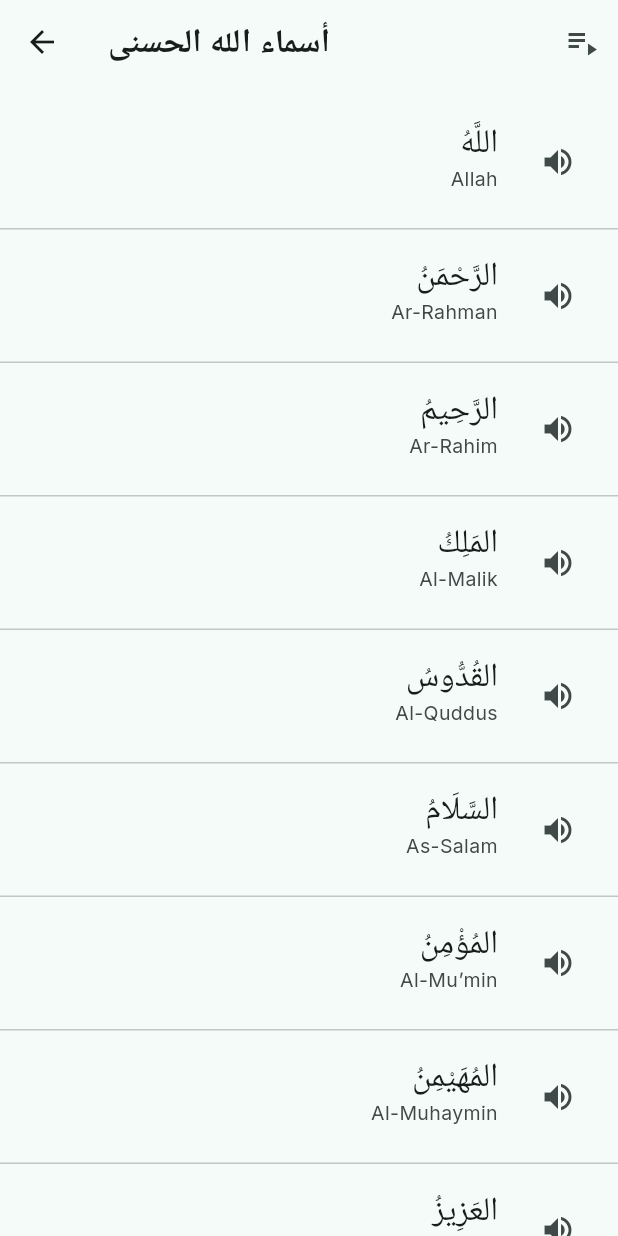
After one commit to intensity69/asmaul_husna_flutter_app, a Flutter app: the AsmaulHusnaTtsPage screen opened directly, on a phone screen of 412 x 824 dp. The commit adds this screen. Run offline on Flutter 3.47's test engine with Material 3 defaults, Android fonts, the phone set to English and light mode, and no system bars; our stand-ins replace flutter_tts, google_fonts.

Commit message:
Initial commit - Asmaul Husna Flutter App with Arabic TTS

```diff
--- /dev/null
+++ b/lib/asmaul_husna_tts.dart
@@ -0,0 +1,129 @@
+// lib/data/asmaul_husna.dart
+// Full 99 Names of Allah: Arabic + Transliteration
+
+class DivineName {
+  final int id;
+  final String arabic;
+  final String transliteration;
+
+  const DivineName({
+    required this.id,
+    required this.arabic,
+    required this.transliteration,
+  });
+}
+
+const List<DivineName> asmaulHusna = [
+  DivineName(id: 1, arabic: 'اللَّهُ', transliteration: 'Allah'),
+  DivineName(id: 2, arabic: 'الرَّحْمَنُ', transliteration: 'Ar-Rahman'),
+  DivineName(id: 3, arabic: 'الرَّحِيمُ', transliteration: 'Ar-Rahim'),
+  DivineName(id: 4, arabic: 'المَلِكُ', transliteration: 'Al-Malik'),
+  DivineName(id: 5, arabic: 'القُدُّوسُ', transliteration: 'Al-Quddus'),
+  DivineName(id: 6, arabic: 'السَّلَامُ', transliteration: 'As-Salam'),
+  DivineName(id: 7, arabic: 'المُؤْمِنُ', transliteration: 'Al-Mu’min'),
+  DivineName(id: 8, arabic: 'المُهَيْمِنُ', transliteration: 'Al-Muhaymin'),
+  DivineName(id: 9, arabic: 'العَزِيزُ', transliteration: 'Al-Aziz'),
+  DivineName(id: 10, arabic: 'الجَبَّارُ', transliteration: 'Al-Jabbar'),
+  DivineName(id: 11, arabic: 'المُتَكَبِّرُ', transliteration: 'Al-Mutakabbir'),
+  DivineName(id: 12, arabic: 'الخَالِقُ', transliteration: 'Al-Khaliq'),
+  DivineName(id: 13, arabic: 'البَارِىءُ', transliteration: 'Al-Bari'),
+  DivineName(id: 14, arabic: 'المُصَوِّرُ', transliteration: 'Al-Musawwir'),
+  DivineName(id: 15, arabic: 'الغَفَّارُ', transliteration: 'Al-Ghaffar'),
+  DivineName(id: 16, arabic: 'القَهَّارُ', transliteration: 'Al-Qahhar'),
+  DivineName(id: 17, arabic: 'الوَهَّابُ', transliteration: 'Al-Wahhab'),
+  DivineName(id: 18, arabic: 'الرَّزَّاقُ', transliteration: 'Ar-Razzaq'),
+  DivineName(id: 19, arabic: 'الفَتَّاحُ', transliteration: 'Al-Fattah'),
+  DivineName(id: 20, arabic: 'العَلِيمُ', transliteration: 'Al-Alim'),
+  DivineName(id: 21, arabic: 'القَابِضُ', transliteration: 'Al-Qabid'),
+  DivineName(id: 22, arabic: 'البَاسِطُ', transliteration: 'Al-Basit'),
+  DivineName(id: 23, arabic: 'الخَافِضُ', transliteration: 'Al-Khafid'),
+  DivineName(id: 24, arabic: 'الرَّافِعُ', transliteration: 'Ar-Rafi‘'),
+  DivineName(id: 25, arabic: 'المُعِزُّ', transliteration: 'Al-Mu‘izz'),
+  DivineName(id: 26, arabic: 'المُذِلُّ', transliteration: 'Al-Mudhill'),
+  DivineName(id: 27, arabic: 'السَّمِيعُ', transliteration: 'As-Sami‘'),
+  DivineName(id: 28, arabic: 'البَصِيرُ', transliteration: 'Al-Basir'),
+  DivineName(id: 29, arabic: 'الحَكَمُ', transliteration: 'Al-Hakam'),
+  DivineName(id: 30, arabic: 'العَدْلُ', transliteration: 'Al-‘Adl'),
+  DivineName(id: 31, arabic: 'اللَّطِيفُ', transliteration: 'Al-Latif'),
+  DivineName(id: 32, arabic: 'الخَبِيرُ', transliteration: 'Al-Khabir'),
+  DivineName(id: 33, arabic: 'الحَلِيمُ', transliteration: 'Al-Halim'),
+  DivineName(id: 34, arabic: 'العَظِيمُ', transliteration: 'Al-Azim'),
+  DivineName(id: 35, arabic: 'الغَفُورُ', transliteration: 'Al-Ghafur'),
+  DivineName(id: 36, arabic: 'الشَّكُورُ', transliteration: 'Ash-Shakur'),
+  DivineName(id: 37, arabic: 'العَلِيُّ', transliteration: 'Al-Aliyy'),
+  DivineName(id: 38, arabic: 'الكَبِيرُ', transliteration: 'Al-Kabir'),
+  DivineName(id: 39, arabic: 'الحَفِيظُ', transliteration: 'Al-Hafiz'),
+  DivineName(id: 40, arabic: 'المُقِيتُ', transliteration: 'Al-Muqit'),
+  DivineName(id: 41, arabic: 'الحَسِيبُ', transliteration: 'Al-Hasib'),
+  DivineName(id: 42, arabic: 'الجَلِيلُ', transliteration: 'Al-Jalil'),
+  DivineName(id: 43, arabic: 'الكَرِيمُ', transliteration: 'Al-Karim'),
+  DivineName(id: 44, arabic: 'الرَّقِيبُ', transliteration: 'Ar-Raqib'),
+  DivineName(id: 45, arabic: 'المُجِيبُ', transliteration: 'Al-Mujib'),
+  DivineName(id: 46, arabic: 'الوَاسِعُ', transliteration: 'Al-Wasi‘'),
+  DivineName(id: 47, arabic: 'الحَكِيمُ', transliteration: 'Al-Hakim'),
+  DivineName(id: 48, arabic: 'الوَدُودُ', transliteration: 'Al-Wadud'),
+  DivineName(id: 49, arabic: 'المَجِيدُ', transliteration: 'Al-Majid'),
+  DivineName(id: 50, arabic: 'البَاعِثُ', transliteration: 'Al-Ba‘ith'),
+  DivineName(id: 51, arabic: 'الشَّهِيدُ', transliteration: 'Ash-Shahid'),
+  DivineName(id: 52, arabic: 'الحَقُّ', transliteration: 'Al-Haqq'),
+  DivineName(id: 53, arabic: 'الوَكِيلُ', transliteration: 'Al-Wakil'),
+  DivineName(id: 54, arabic: 'القَوِيُّ', transliteration: 'Al-Qawiyy'),
+  DivineName(id: 55, arabic: 'المَتِينُ', transliteration: 'Al-Matin'),
+  DivineName(id: 56, arabic: 'الوَلِيُّ', transliteration: 'Al-Waliyy'),
+  DivineName(id: 57, arabic: 'الحَمِيدُ', transliteration: 'Al-Hamid'),
+  DivineName(id: 58, arabic: 'المُحْصِي', transliteration: 'Al-Muhsi'),
+  DivineName(id: 59, arabic: 'المُبْدِىءُ', transliteration: 'Al-Mubdi‘'),
+  DivineName(id: 60, arabic: 'المُعِيدُ', transliteration: 'Al-Mu‘id'),
+  DivineName(id: 61, arabic: 'المُحْيِي', transliteration: 'Al-Muhyi'),
+  DivineName(id: 62, arabic: 'المُمِيتُ', transliteration: 'Al-Mumit'),
+  DivineName(id: 63, arabic: 'الحَيُّ', transliteration: 'Al-Hayy'),
+  DivineName(id: 64, arabic: 'القَيُّومُ', transliteration: 'Al-Qayyum'),
+  DivineName(id: 65, arabic: 'الوَاجِدُ', transliteration: 'Al-Wajid'),
+  DivineName(id: 66, arabic: 'المَاجِدُ', transliteration: 'Al-Majid'),
+  DivineName(id: 67, arabic: 'الوَاحِدُ', transliteration: 'Al-Wahid'),
+  DivineName(id: 68, arabic: 'الصَّمَدُ', transliteration: 'As-Samad'),
+  DivineName(id: 69, arabic: 'القَادِرُ', transliteration: 'Al-Qadir'),
+  DivineName(id: 70, arabic: 'المُقْتَدِرُ', transliteration: 'Al-Muqtadir'),
+  DivineName(id: 71, arabic: 'المُقَدِّمُ', transliteration: 'Al-Muqaddim'),
+  DivineName(id: 72, arabic: 'المُؤَخِّرُ', transliteration: 'Al-Mu’akhkhir'),
+  DivineName(id: 73, arabic: 'الأَوَّلُ', transliteration: 'Al-Awwal'),
+  DivineName(id: 74, arabic: 'الآخِرُ', transliteration: 'Al-Akhir'),
+  DivineName(id: 75, arabic: 'الظَّاهِرُ', transliteration: 'Az-Zahir'),
+  DivineName(id: 76, arabic: 'البَاطِنُ', transliteration: 'Al-Batin'),
+  DivineName(id: 77, arabic: 'الوَالِي', transliteration: 'Al-Wali'),
+  DivineName(id: 78, arabic: 'المُتَعَالِ', transliteration: 'Al-Muta‘ali'),
+  DivineName(id: 79, arabic: 'البَرُّ', transliteration: 'Al-Barr'),
+  DivineName(id: 80, arabic: 'التَّوَّابُ', transliteration: 'At-Tawwab'),
+  DivineName(id: 81, arabic: 'المُنْتَقِمُ', transliteration: 'Al-Muntaqim'),
+  DivineName(id: 82, arabic: 'العَفُوُّ', transliteration: 'Al-‘Afuww'),
+  DivineName(id: 83, arabic: 'الرَّءُوفُ', transliteration: 'Ar-Ra’uf'),
+  DivineName(
+    id: 84,
+    arabic: 'مَالِكُ المُلْكِ',
+    transliteration: 'Malik-ul-Mulk',
+  ),
+  DivineName(
+    id: 85,
+    arabic: 'ذُوالجَلَالِ وَالإِكْرَامِ',
+    transliteration: 'Dhul-Jalali wal-Ikram',
+  ),
+  DivineName(id: 86, arabic: 'المُقْسِطُ', transliteration: 'Al-Muqsit'),
+  DivineName(id: 87, arabic: 'الجَامِعُ', transliteration: 'Al-Jami‘'),
+  DivineName(id: 88, arabic: 'الغَنِيُّ', transliteration: 'Al-Ghani'),
+  DivineName(id: 89, arabic: 'المُغْنِيُّ', transliteration: 'Al-Mughni'),
+  DivineName(id: 90, arabic: 'المَانِعُ', transliteration: 'Al-Mani‘'),
+  DivineName(id: 91, arabic: 'الضَّارُ', transliteration: 'Ad-Darr'),
+  DivineName(id: 92, arabic: 'النَّافِعُ', transliteration: 'An-Nafi‘'),
+  DivineName(id: 93, arabic: 'النُّورُ', transliteration: 'An-Nur'),
+  DivineName(id: 94, arabic: 'الهَادِي', transliteration: 'Al-Hadi'),
+  DivineName(id: 95, arabic: 'البَدِيعُ', transliteration: 'Al-Badi‘'),
+  DivineName(id: 96, arabic: 'البَاقِي', transliteration: 'Al-Baqi'),
+  DivineName(id: 97, arabic: 'الوَارِثُ', transliteration: 'Al-Warith'),
+  DivineName(id: 98, arabic: 'الرَّشِيدُ', transliteration: 'Ar-Rashid'),
+  DivineName(id: 99, arabic: 'الصَّبُورُ', transliteration: 'As-Sabur'),
+];
+
+// Convenience: Arabic-only list
+final List<String> asmaulHusnaArabic = asmaulHusna
+    .map((n) => n.arabic)
+    .toList();
--- /dev/null
+++ b/lib/screens/asmaul_husna_tts_page.dart
@@ -0,0 +1,178 @@
+import 'package:flutter/material.dart';
+import 'package:flutter_tts/flutter_tts.dart';
+
+// Adjust this import to match your file path:
+// if your list file is at lib/asmaul_husna_tts.dart, use:
+import '../asmaul_husna_tts.dart'; // provides `asmaulHusna` (id, arabic, transliteration)
+
+class AsmaulHusnaTtsPage extends StatefulWidget {
+  const AsmaulHusnaTtsPage({super.key});
+
+  @override
+  State<AsmaulHusnaTtsPage> createState() => _AsmaulHusnaTtsPageState();
+}
+
+class _AsmaulHusnaTtsPageState extends State<AsmaulHusnaTtsPage> {
+  final FlutterTts _tts = FlutterTts();
+  bool _ready = false;
+  int? _speakingId; // which row is currently playing
+  bool _isPlayingAll = false;
+
+  @override
+  void initState() {
+    super.initState();
+    _initTts();
+  }
+
+  Future<void> _initTts() async {
+    // baseline clear Arabic voice
+    await _tts.setLanguage('ar-SA');
+    await _tts.setSpeechRate(0.40);
+    await _tts.setPitch(1.0);
+    await _tts.setVolume(1.0);
+
+    // fallbacks if ar-SA unavailable
+    final langs = (await _tts.getLanguages) as List?;
+    if (langs != null && !langs.contains('ar-SA')) {
+      if (langs.contains('ar')) {
+        await _tts.setLanguage('ar');
+      } else if (langs.contains('ar-XA')) {
+        await _tts.setLanguage('ar-XA');
+      }
+    }
+
+    _tts.setCompletionHandler(() {
+      if (!_isPlayingAll) {
+        setState(() => _speakingId = null);
+      }
+    });
+    _tts.setCancelHandler(() {
+      if (!_isPlayingAll) {
+        setState(() => _speakingId = null);
+      }
+    });
+    _tts.setErrorHandler((msg) {
+      debugPrint('TTS error: $msg');
+      setState(() {
+        _speakingId = null;
+        _isPlayingAll = false;
+      });
+    });
+
+    setState(() => _ready = true);
+  }
+
+  Future<void> _speak(int id, String text) async {
+    if (!_ready) return;
+    await _tts.stop();
+    setState(() => _speakingId = id);
+    await _tts.speak(text);
+  }
+
+  Future<void> _stop() async {
+    await _tts.stop();
+    setState(() {
+      _speakingId = null;
+      _isPlayingAll = false;
+    });
+  }
+
+  Future<void> _playAll() async {
+    if (_isPlayingAll) return;
+    setState(() => _isPlayingAll = true);
+
+    for (final n in asmaulHusna) {
+      if (!_isPlayingAll) break; // user stopped
+      await _tts.stop();
+      setState(() => _speakingId = n.id);
+      await _tts.speak(n.arabic);
+
+      // wait until current item finishes
+      bool speaking = true;
+      _tts.setCompletionHandler(() => speaking = false);
+      _tts.setCancelHandler(() => speaking = false);
+      while (speaking && _isPlayingAll) {
+        await Future.delayed(const Duration(milliseconds: 120));
+      }
+
+      // small gap
+      await Future.delayed(const Duration(milliseconds: 250));
+    }
+
+    if (mounted) {
+      setState(() {
+        _speakingId = null;
+        _isPlayingAll = false;
+      });
+    }
+  }
+
+  @override
+  void dispose() {
+    _tts.stop();
+    super.dispose();
+  }
+
+  @override
+  Widget build(BuildContext context) {
+    return Scaffold(
+      appBar: AppBar(
+        title: const Text('أسماء الله الحسنى'),
+        actions: [
+          if (!_isPlayingAll)
+            IconButton(
+              tooltip: 'تشغيل الكل',
+              onPressed: _playAll,
+              icon: const Icon(Icons.playlist_play),
+            )
+          else
+            IconButton(
+              tooltip: 'إيقاف',
+              onPressed: _stop,
+              icon: const Icon(Icons.stop),
+            ),
+        ],
+      ),
+      body: ListView.separated(
+        padding: const EdgeInsets.symmetric(vertical: 8),
+        itemCount: asmaulHusna.length,
+        separatorBuilder: (_, __) => const Divider(height: 1),
+        itemBuilder: (context, i) {
+          final n = asmaulHusna[i];
+          final playing = _speakingId == n.id;
+
+          return ListTile(
+            contentPadding: const EdgeInsets.symmetric(
+              horizontal: 16,
+              vertical: 8,
+            ),
+            title: Text(
+              n.arabic,
+              textDirection: TextDirection.rtl,
+              textAlign: TextAlign.right,
+              style: const TextStyle(fontSize: 22, height: 1.25),
+            ),
+            subtitle: Text(
+              n.transliteration,
+              textAlign: TextAlign.right,
+              style: const TextStyle(fontSize: 13),
+            ),
+            trailing: IconButton(
+              tooltip: playing ? 'إيقاف' : 'استماع',
+              icon: Icon(playing ? Icons.stop : Icons.volume_up),
+              onPressed: playing ? _stop : () => _speak(n.id, n.arabic),
+            ),
+            onTap: () => _speak(n.id, n.arabic),
+          );
+        },
+      ),
+      floatingActionButton: (_speakingId != null || _isPlayingAll)
+          ? FloatingActionButton.extended(
+              onPressed: _stop,
+              icon: const Icon(Icons.stop),
+              label: const Text('إيقاف'),
+            )
+          : null,
+    );
+  }
+}
```
Also changed, not shown: lib/main.dart (+208 -19 lines), pubspec.yaml (+4 -69 lines), pubspec.lock, 3 other files.
